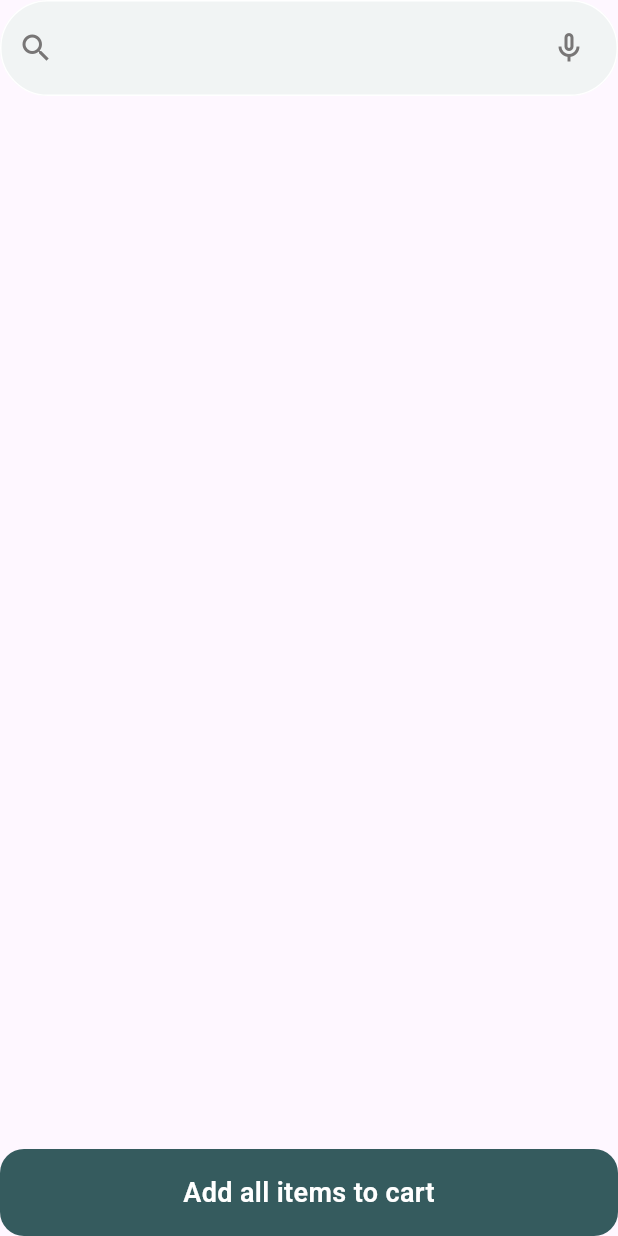
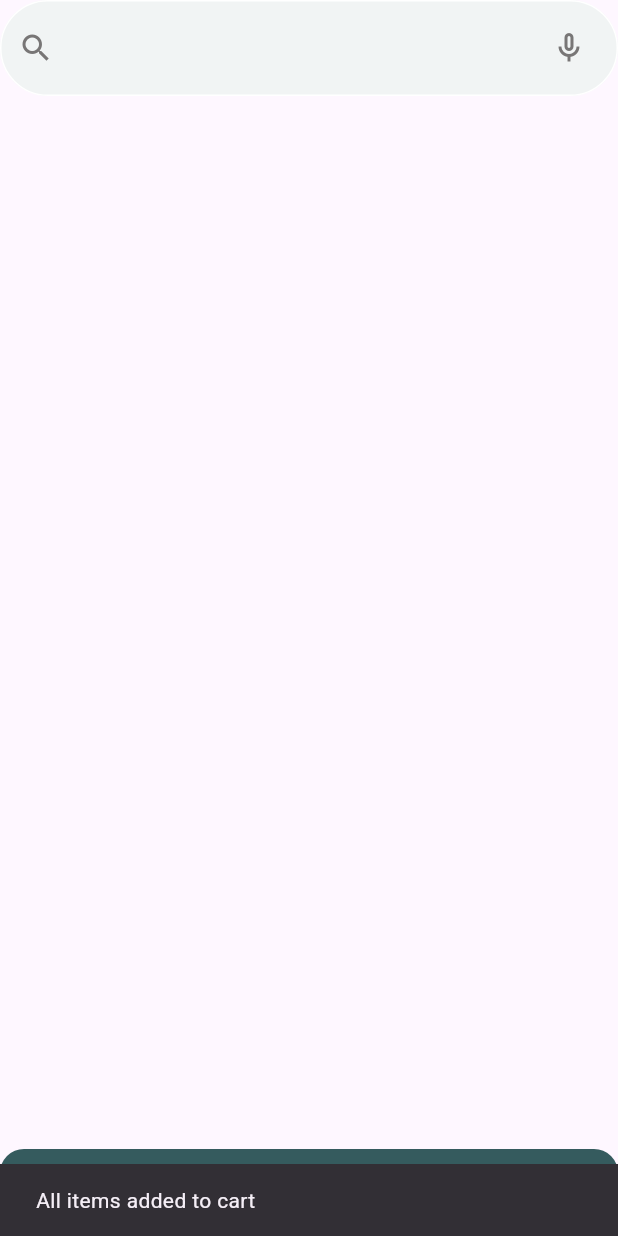
Before and after one commit to Rana-Mohsen/betna, a Flutter app: the FavoriteViewBody widget shown alone on an empty page, opened directly, after a tap on "Add all items to cart", on a phone screen of 412 x 824 dp. Run offline on Flutter 3.47's test engine with Material 3 defaults, Android fonts, the light colour scheme and no system bars; our stand-ins replace bloc, carousel_slider, dartz, dio, flutter_bloc, get_it and 5 more; missing offline and left inert: imageview360.

Commit message:
fixed fav item add to cart button

```diff
--- a/lib/core/utils/app_routes.dart
+++ b/lib/core/utils/app_routes.dart
@@ -1,7 +1,8 @@
 import 'package:betna/core/services/auth_api.dart';
 import 'package:betna/core/utils/service_locator.dart';
-import 'package:betna/core/widgets/bottom_navigation_bar.dart';
+import 'package:betna/core/widgets/bottom_navigation.dart';
 import 'package:betna/models/Item_model.dart';
+import 'package:betna/navigation_logger.dart';
 import 'package:betna/view_models/auth/auth_bloc.dart';
 import 'package:betna/view_models/home/categories_cubit.dart';
 import 'package:betna/views/auth/login_view.dart';
@@ -19,7 +20,7 @@ import 'package:go_router/go_router.dart';
 abstract class AppRoutes {
   static const kLoginView = '/loginView';
   static const kSignupView = '/signupView';
-  static const kBottomNavigationView = '/bottomVavigationView';
+  static const kBottomNavigationView = '/bottomNavigationView';
   static const kHomeView = '/homeView';
   static const kProductView = '/productView';
   static const kFavoriteView = '/favoriteView';
@@ -29,9 +30,10 @@ abstract class AppRoutes {
   static const kSearchView = '/searchView';
 
   static final routes = GoRouter(
+    observers: [NavigationLogger()],
     routes: [
       GoRoute(
-        path: kLoginView,
+        path: '/',//kLoginView,
         builder:
             (context, state) => BlocProvider(
               create: (context) => AuthBloc(getIt.get<AuthApi>()),
@@ -43,16 +45,13 @@ abstract class AppRoutes {
         builder: (context, state) => const SignupView(),
       ),
       GoRoute(
-        path: '/',//kBottomNavigationView,
+        path:kBottomNavigationView,
         builder:
-            (context, state) => MultiBlocProvider(
-              providers: [BlocProvider(create: (context) => CategoriesCubit())],
-              child: BottomNavigation(),
-            ),
+            (context, state) => const BottomNavigation(),
       ),
       GoRoute(
         path: kHomeView,
-        builder: (context, state) => const HomeView(),
+        builder: (context, state) => const HomeView()
       ),
       GoRoute(
         path: kProductView,
--- a/lib/core/utils/functions/snack_bar.dart
+++ b/lib/core/utils/functions/snack_bar.dart
@@ -1,5 +1,5 @@
 import 'package:flutter/material.dart';
 
 void snackBarMessage(BuildContext context,String msg) {
-  ScaffoldMessenger.of(context).showSnackBar(SnackBar(content: Text(msg)));
+  ScaffoldMessenger.of(context).showSnackBar(SnackBar(content: Text(msg),));
 }
--- a/lib/views/cart/cart_view.dart
+++ b/lib/views/cart/cart_view.dart
@@ -20,7 +20,7 @@ class _CartViewState extends State<CartView> {
       appBar: customAppBar(
         title: "My Cart",
         onTapBackIcon:
-            () => GoRouter.of(context).push(AppRoutes.kBottomNavigationView),
+            () =>  context.go(AppRoutes.kBottomNavigationView),
       ),
       body: BlocBuilder<CartListCubit, CartListState>(
         builder: (context, state) {
--- a/lib/views/favorite/favorite_view_body.dart
+++ b/lib/views/favorite/favorite_view_body.dart
@@ -1,8 +1,11 @@
 import 'package:betna/constants.dart';
+import 'package:betna/core/utils/functions/snack_bar.dart';
 import 'package:betna/core/widgets/custom_button.dart';
 import 'package:betna/core/widgets/custom_item_card.dart';
 import 'package:betna/core/widgets/search_textfield.dart';
+import 'package:betna/view_models/cart/cart_list/cart_list_cubit.dart';
 import 'package:flutter/material.dart';
+import 'package:flutter_bloc/flutter_bloc.dart';
 
 class FavoriteViewBody extends StatefulWidget {
   const FavoriteViewBody({super.key});
@@ -28,7 +31,17 @@ class _FavoriteViewBodyState extends State<FavoriteViewBody> {
                 (context, index) => CustomItemCard(item: favList[index]),
           ),
         ),
-        CustomButton(onTap: () {}, text: "Add all items to cart"),
+        CustomButton(
+          onTap: () {
+            favList.forEach((favItem) {
+              if (!cartList.contains(favItem)) {
+                BlocProvider.of<CartListCubit>(context).addItem(favItem);
+              }
+            });
+            snackBarMessage(context, "All items added to cart");
+          },
+          text: "Add all items to cart",
+        ),
       ],
     );
   }
--- a/lib/views/search/search_view.dart
+++ b/lib/views/search/search_view.dart
@@ -1,5 +1,4 @@
 import 'package:betna/constants.dart';
-import 'package:betna/core/utils/app_routes.dart';
 import 'package:betna/core/widgets/search_textfield.dart';
 import 'package:betna/views/search/widgets/search_view_body.dart';
 import 'package:flutter/material.dart';
```
Also changed, not shown: lib/main.dart (+6 -1 lines), lib/navigation_logger.dart (added, +24 -0 lines), lib/core/widgets/bottom_navigation.dart (renamed from lib/core/widgets/bottom_navigation_bar.dart).
